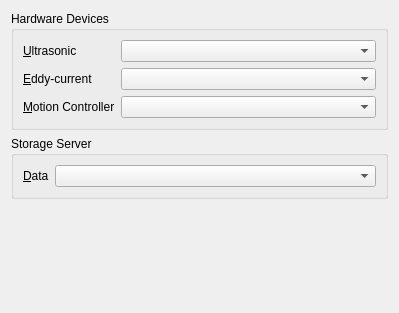
Old version of the form com/ami/project/ProjectPropertyPage.ui in the repository Scanframe/sf-mod-app.
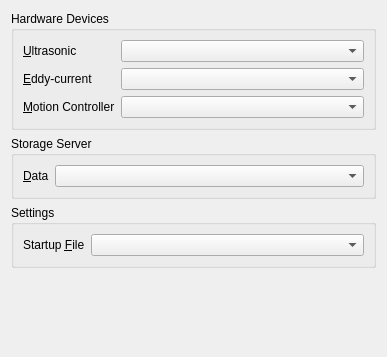
New version of the form. Custom widgets are drawn as their Qt base class.

Commit message: Added initialization stages for application modules. Implemented loading configured settings file when starting up. Fixed Ascan graph bottom ruler values. Implemented requiredDigits() general function. Ascan graph moved to separate widget module. RSA emulator generates data according the rep.rate also when changed on the fly.

What changed in the file:
```diff
--- a/com/ami/project/ProjectPropertyPage.ui
+++ b/com/ami/project/ProjectPropertyPage.ui
@@ -6,8 +6,8 @@
    <rect>
     <x>0</x>
     <y>0</y>
-    <width>399</width>
-    <height>313</height>
+    <width>387</width>
+    <height>357</height>
    </rect>
   </property>
   <property name="windowTitle">
@@ -96,6 +96,31 @@
      </layout>
     </widget>
    </item>
+   <item>
+    <widget class="QGroupBox" name="gbSettings">
+     <property name="title">
+      <string>Settings</string>
+     </property>
+     <layout class="QFormLayout" name="formLayout_3">
+      <item row="0" column="0">
+       <widget class="QLabel" name="lblSettingsFile">
+        <property name="toolTip">
+         <string>Settings filename loaded at startup</string>
+        </property>
+        <property name="text">
+         <string>Startup &amp;File</string>
+        </property>
+        <property name="buddy">
+         <cstring>cbStorage</cstring>
+        </property>
+       </widget>
+      </item>
+      <item row="0" column="1">
+       <widget class="QComboBox" name="cbSettingsFile"/>
+      </item>
+     </layout>
+    </widget>
+   </item>
    <item>
     <spacer name="verticalSpacer">
      <property name="orientation">
```
Left out of the diff: 8 changed lines with no effect on the pictures. The commit also changes 83 other files.
